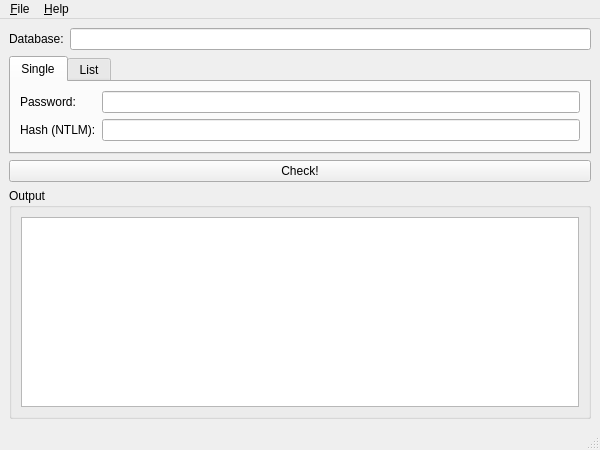
Old version of the form mainwindow.ui in the repository BrainB0ne/haveibeenpwned-local.
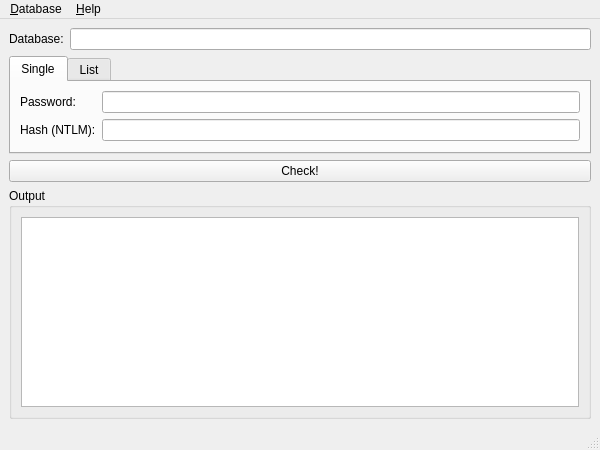
New version of the form. Icons and pictures are not drawn.

Commit message: added database query

```diff
--- a/mainwindow.ui
+++ b/mainwindow.ui
@@ -161,7 +161,7 @@
    </property>
    <widget class="QMenu" name="menu_File">
     <property name="title">
-     <string>&amp;File</string>
+     <string>&amp;Database</string>
     </property>
     <addaction name="actionOpen"/>
     <addaction name="separator"/>
```
The commit also changes 2 other files.
